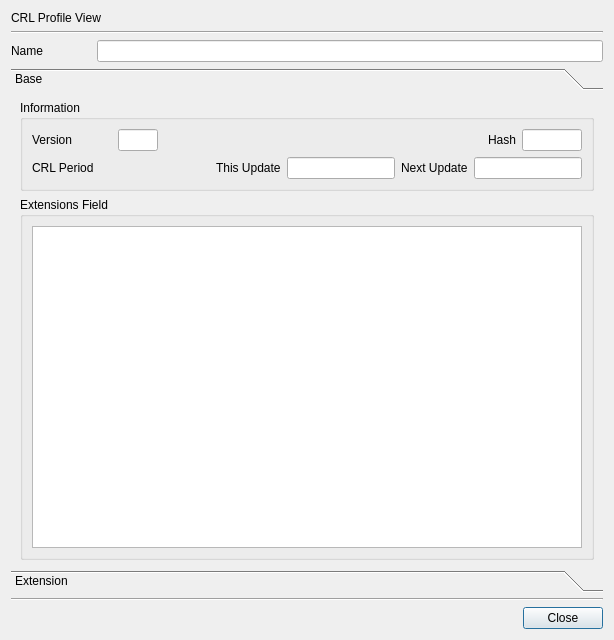
jykim74/CertMan, file CertMan/view_crl_profile_dlg.ui: the form before one commit.
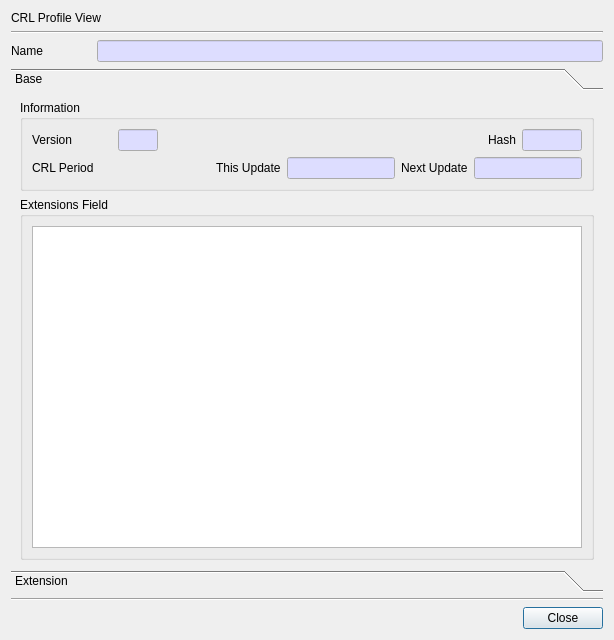
The form after the commit.

Diff of the .ui file:
```diff
--- a/CertMan/view_crl_profile_dlg.ui
+++ b/CertMan/view_crl_profile_dlg.ui
@@ -57,6 +57,36 @@
          <height>0</height>
         </size>
        </property>
+       <property name="palette">
+        <palette>
+         <active>
+          <colorrole role="Base">
+           <brush brushstyle="SolidPattern">
+            <color alpha="255">
+             <red>221</red>
+             <green>221</green>
+             <blue>255</blue>
+            </color>
+           </brush>
+          </colorrole>
+         </active>
+         <inactive>
+          <colorrole role="Base">
+           <brush brushstyle="SolidPattern">
+            <color alpha="255">
+             <red>221</red>
+             <green>221</green>
+             <blue>255</blue>
+            </color>
+           </brush>
+          </colorrole>
+         </inactive>
+         <disabled/>
+        </palette>
+       </property>
+       <property name="readOnly">
+        <bool>true</bool>
+       </property>
       </widget>
      </item>
     </layout>
@@ -104,6 +134,36 @@
                 <height>16777215</height>
                </size>
               </property>
+              <property name="palette">
+               <palette>
+                <active>
+                 <colorrole role="Base">
+                  <brush brushstyle="SolidPattern">
+                   <color alpha="255">
+                    <red>221</red>
+                    <green>221</green>
+                    <blue>255</blue>
+                   </color>
+                  </brush>
+                 </colorrole>
+                </active>
+                <inactive>
+                 <colorrole role="Base">
+                  <brush brushstyle="SolidPattern">
+                   <color alpha="255">
+                    <red>221</red>
+                    <green>221</green>
+                    <blue>255</blue>
+                   </color>
+                  </brush>
+                 </colorrole>
+                </inactive>
+                <disabled/>
+               </palette>
+              </property>
+              <property name="readOnly">
+               <bool>true</bool>
+              </property>
              </widget>
             </item>
             <item row="0" column="3">
@@ -140,6 +200,36 @@
                 <height>16777215</height>
                </size>
               </property>
+              <property name="palette">
+               <palette>
+                <active>
+                 <colorrole role="Base">
+                  <brush brushstyle="SolidPattern">
+                   <color alpha="255">
+                    <red>221</red>
+                    <green>221</green>
+                    <blue>255</blue>
+                   </color>
+                  </brush>
+                 </colorrole>
+                </active>
+                <inactive>
+                 <colorrole role="Base">
+                  <brush brushstyle="SolidPattern">
+                   <color alpha="255">
+                    <red>221</red>
+                    <green>221</green>
+                    <blue>255</blue>
+                   </color>
+                  </brush>
+                 </colorrole>
+                </inactive>
+                <disabled/>
+               </palette>
+              </property>
+              <property name="readOnly">
+               <bool>true</bool>
+              </property>
              </widget>
             </item>
             <item row="0" column="2">
@@ -167,10 +257,72 @@
              </widget>
             </item>
             <item row="0" column="5">
-             <widget class="QLineEdit" name="mNextUpdateText"/>
+             <widget class="QLineEdit" name="mNextUpdateText">
+              <property name="palette">
+               <palette>
+                <active>
+                 <colorrole role="Base">
+                  <brush brushstyle="SolidPattern">
+                   <color alpha="255">
+                    <red>221</red>
+                    <green>221</green>
+                    <blue>255</blue>
+                   </color>
+                  </brush>
+                 </colorrole>
+                </active>
+                <inactive>
+                 <colorrole role="Base">
+                  <brush brushstyle="SolidPattern">
+                   <color alpha="255">
+                    <red>221</red>
+                    <green>221</green>
+                    <blue>255</blue>
+                   </color>
+                  </brush>
+                 </colorrole>
+                </inactive>
+                <disabled/>
+               </palette>
+              </property>
+              <property name="readOnly">
+               <bool>true</bool>
+              </property>
+             </widget>
             </item>
             <item row="0" column="3">
-             <widget class="QLineEdit" name="mThisUpdateText"/>
+             <widget class="QLineEdit" name="mThisUpdateText">
+              <property name="palette">
+               <palette>
+                <active>
+                 <colorrole role="Base">
+                  <brush brushstyle="SolidPattern">
+                   <color alpha="255">
+                    <red>221</red>
+                    <green>221</green>
+                    <blue>255</blue>
+                   </color>
+                  </brush>
+                 </colorrole>
+                </active>
+                <inactive>
+                 <colorrole role="Base">
+                  <brush brushstyle="SolidPattern">
+                   <color alpha="255">
+                    <red>221</red>
+                    <green>221</green>
+                    <blue>255</blue>
+                   </color>
+                  </brush>
+                 </colorrole>
+                </inactive>
+                <disabled/>
+               </palette>
+              </property>
+              <property name="readOnly">
+               <bool>true</bool>
+              </property>
+             </widget>
             </item>
             <item row="0" column="2">
              <widget class="QLabel" name="label_6">
```
Left out of the diff: 62 changed lines with no effect on the pictures.
